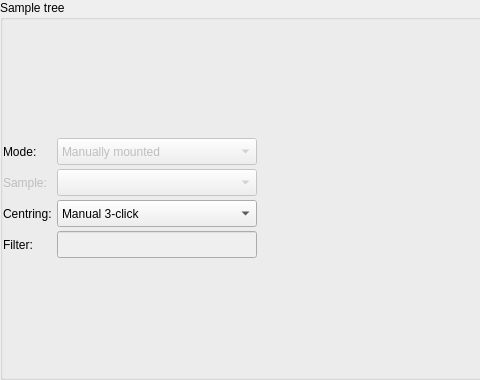
Above: mxcubeqt/ui_files/soleil/sample_changer_widget_layout.ui from rhfogh/mxcubeqt before the change; both pictures show x 0 to 480 and y 0 to 380 of the 805 by 380 pixel window. Below: the same form after it.
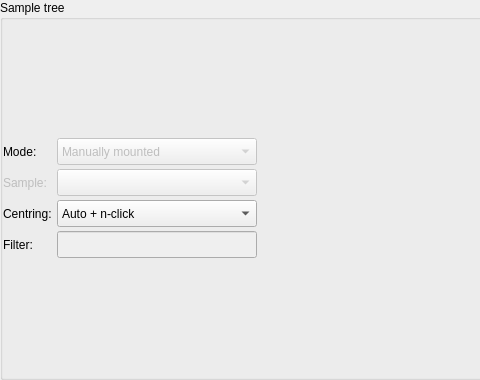
That is the form after the change. Icons and pictures are not drawn.

```diff
--- a/mxcubeqt/ui_files/soleil/sample_changer_widget_layout.ui
+++ b/mxcubeqt/ui_files/soleil/sample_changer_widget_layout.ui
@@ -510,7 +510,7 @@
           </property>
           <item>
            <property name="text">
-            <string>Manual 3-click</string>
+            <string>Auto + n-click</string>
            </property>
           </item>
           <item>
```
Left out of the diff: 4 changed lines with no effect on the pictures.
